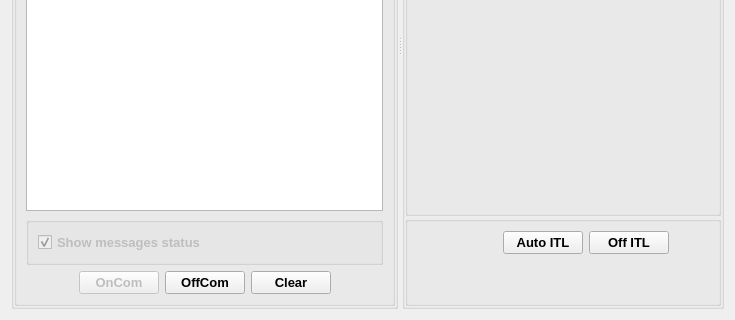
Before: the Qt Designer form ros2_ws/src/itlsimulator/itlsimulator/ui_files/itl_subscriber_window.ui in andrei-crisu/Intelligent_Traffic_Light_Simulator, drawn with Qt 5; both pictures show x 0 to 735 and y 231 to 551 of the 735 by 551 pixel window.
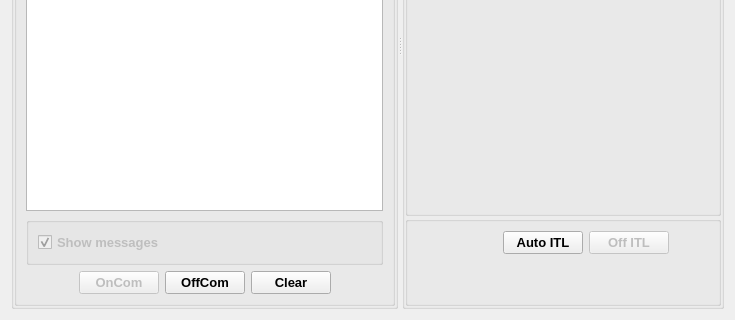
After: the same form once the commit is applied.

Commit message: This commit brings implementation for click events from different controls.Also the ui was tested and everything looks fine

What changed in the file:
```diff
--- a/ros2_ws/src/itlsimulator/itlsimulator/ui_files/itl_subscriber_window.ui
+++ b/ros2_ws/src/itlsimulator/itlsimulator/ui_files/itl_subscriber_window.ui
@@ -129,7 +129,7 @@
                 </font>
                </property>
                <property name="text">
-                <string>Show messages status</string>
+                <string>Show messages</string>
                </property>
                <property name="checkable">
                 <bool>true</bool>
@@ -396,7 +396,7 @@
               <item>
                <widget class="QPushButton" name="offItlButton">
                 <property name="enabled">
-                 <bool>true</bool>
+                 <bool>false</bool>
                 </property>
                 <property name="sizePolicy">
                  <sizepolicy hsizetype="Fixed" vsizetype="Fixed">
```
The commit also changes 7 other files.
